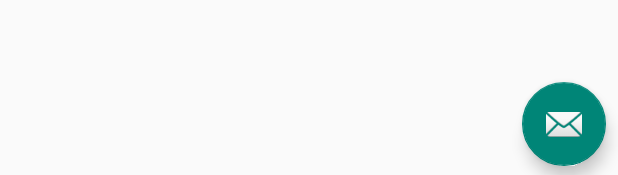
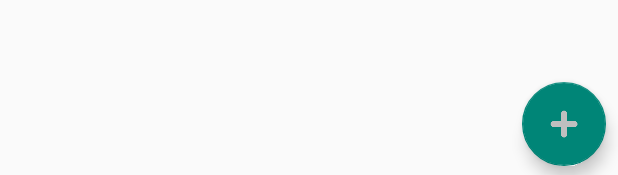
Before and after one commit to KingsleyXie/LibCollections, an Android app: the layout home_fragment.xml on its own in the app's theme, with its tools: preview values and no code run, on a phone screen of 412 x 824 dp. Shown: the part 1058-1233 px from the top of the screen. Run offline under Robolectric (Android 15) with nearby library versions, the phone set to English and light mode, and no system bars.

Commit message:
:sparkles: Add Material Dialog Test

```diff
--- a/app/build.gradle
+++ b/app/build.gradle
@@ -65,6 +65,8 @@ dependencies {
     implementation 'me.wangyuwei:ParticleView:1.0.2'
     //align-text-view
     implementation 'me.codeboy.android:align-text-view:2.3.0'
+    // Material Dialogs
+    implementation 'com.afollestad.material-dialogs:core:0.9.6.0'
     testCompile 'junit:junit:4.12'
     androidTestCompile 'com.android.support.test.espresso:espresso-core:2.2.2'
     androidTestCompile 'com.android.support.test:runner:0.5'
--- a/app/src/main/res/layout/home_fragment.xml
+++ b/app/src/main/res/layout/home_fragment.xml
@@ -42,6 +42,6 @@
         android:layout_height="wrap_content"
         android:layout_gravity="bottom|end"
         android:layout_margin="@dimen/fab_margin"
-        android:src="@android:drawable/ic_dialog_email" />
+        android:src="@drawable/ic_add" />
 
 </android.support.design.widget.CoordinatorLayout>
```
Also changed, not shown: app/src/main/java/com/hymane/materialhome/ui/activity/MainActivity.java (+8 -2 lines), app/src/main/res/drawable-xhdpi/ic_add.png (added).
